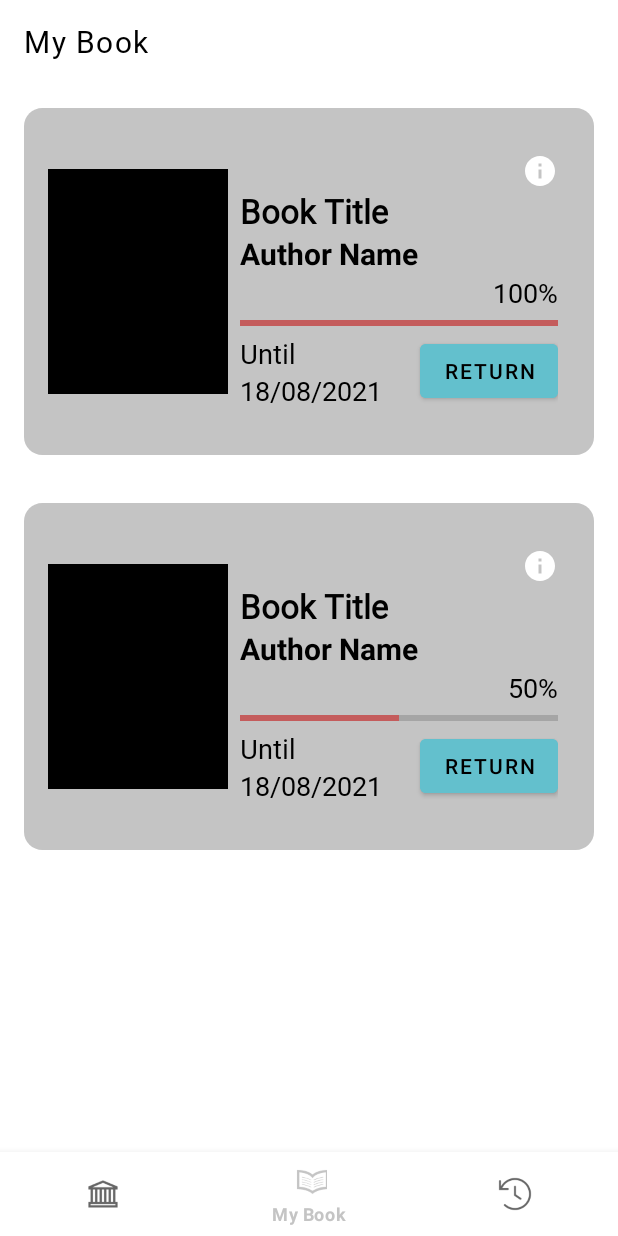
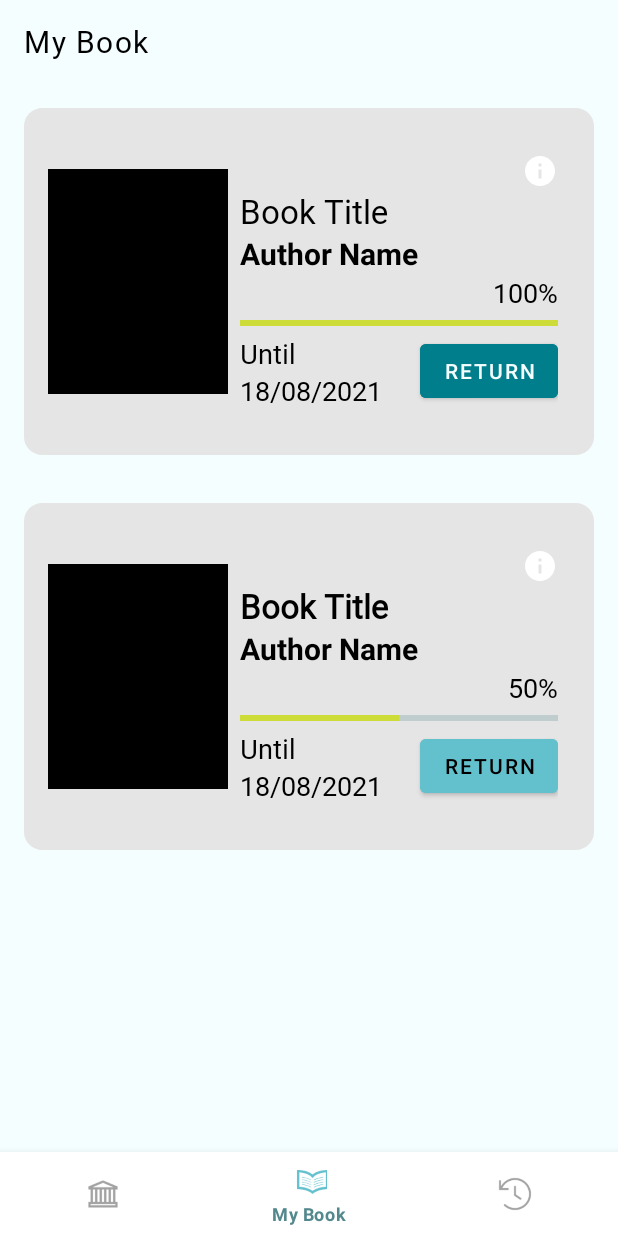
Before and after one commit to muhammadaqilp/EPerpusApp, an Android app: the MyBookFragment screen opened through its navigation route, on a phone screen of 412 x 824 dp. Run offline under Robolectric (Android 15) with nearby library versions, the phone set to English and light mode, and no system bars; our stand-ins replace navigation-ui; Roboto replaces fonts that are not available here; 1 statement that could not run was skipped.

Commit message:
mengubah color theme

```diff
--- /dev/null
+++ b/app/src/main/res/color/selector.xml
@@ -0,0 +1,9 @@
+<?xml version="1.0" encoding="utf-8"?>
+<selector xmlns:android="http://schemas.android.com/apk/res/android">
+
+    <item android:color="@color/c6"
+        android:state_checked="true"/>
+
+    <item android:color="@color/abu"/>
+
+</selector>
--- a/app/src/main/res/drawable/rectangle_1.xml
+++ b/app/src/main/res/drawable/rectangle_1.xml
@@ -16,7 +16,7 @@
 
         <path
             android:pathData="M0 0V231H370V0"
-            android:fillColor="#C4C4C4"
+            android:fillColor="@color/c2"
             />
 
     </group>
--- a/app/src/main/res/drawable/rectangle_4.xml
+++ b/app/src/main/res/drawable/rectangle_4.xml
@@ -16,7 +16,7 @@
 
         <path
             android:pathData="M0 0V29H137V0"
-            android:fillColor="#C4C4C4"
+            android:fillColor="@color/c4"
             />
 
     </group>
--- a/app/src/main/res/drawable/rectangle_5.xml
+++ b/app/src/main/res/drawable/rectangle_5.xml
@@ -16,7 +16,7 @@
 
         <path
             android:pathData="M0 0V218H186V0"
-            android:fillColor="#C4C4C4"
+            android:fillColor="#E5E5E5"
             />
 
     </group>
--- a/app/src/main/res/layout/activity_book_detail.xml
+++ b/app/src/main/res/layout/activity_book_detail.xml
@@ -124,7 +124,7 @@
                     android:fontFamily="@font/roboto"
                     android:gravity="left"
                     android:text="Detail"
-                    android:textColor="@color/black"
+                    android:textColor="@color/c8"
                     android:textSize="18sp"
                     android:textStyle="bold" />
 
@@ -216,7 +216,7 @@
                     android:fontFamily="@font/roboto"
                     android:gravity="left"
                     android:text="Summary"
-                    android:textColor="@color/black"
+                    android:textColor="@color/c8"
                     android:textSize="18sp"
                     android:textStyle="bold" />
 
--- a/app/src/main/res/layout/activity_main.xml
+++ b/app/src/main/res/layout/activity_main.xml
@@ -15,6 +15,7 @@
         android:background="?android:attr/windowBackground"
         android:layout_alignParentBottom="true"
         app:labelVisibilityMode="selected"
+        app:itemIconTint="@color/selector"
         app:menu="@menu/bottom_nav_menu" />
 
     <fragment
--- a/app/src/main/res/layout/fragment_history.xml
+++ b/app/src/main/res/layout/fragment_history.xml
@@ -1,6 +1,7 @@
 <?xml version="1.0" encoding="utf-8"?>
 <RelativeLayout xmlns:android="http://schemas.android.com/apk/res/android"
     xmlns:tools="http://schemas.android.com/tools"
+    android:background="@color/c1"
     android:layout_width="match_parent"
     android:layout_height="match_parent"
     tools:context=".Fragment.HistoryFragment">
--- a/app/src/main/res/layout/fragment_home.xml
+++ b/app/src/main/res/layout/fragment_home.xml
@@ -4,9 +4,11 @@
     xmlns:tools="http://schemas.android.com/tools"
     android:layout_width="match_parent"
     android:layout_height="match_parent"
+    android:background="@color/c1"
     tools:context=".Fragment.HomeFragment">
 
     <LinearLayout
+        android:background="@color/c8"
         android:id="@+id/bar"
         android:layout_width="match_parent"
         android:layout_height="wrap_content"
--- a/app/src/main/res/layout/fragment_my_book.xml
+++ b/app/src/main/res/layout/fragment_my_book.xml
@@ -1,6 +1,7 @@
 <?xml version="1.0" encoding="utf-8"?>
 <RelativeLayout xmlns:android="http://schemas.android.com/apk/res/android"
     xmlns:tools="http://schemas.android.com/tools"
+    android:background="@color/c1"
     android:layout_width="match_parent"
     android:layout_height="match_parent"
     tools:context=".Fragment.MyBookFragment">
--- a/app/src/main/res/layout/item_collection_book.xml
+++ b/app/src/main/res/layout/item_collection_book.xml
@@ -24,8 +24,7 @@
         android:textColor="@color/black"
         android:textSize="18sp"
         android:maxLines="4"
-        android:ellipsize="end"
-        android:textStyle="bold" />
+        android:ellipsize="end"/>
 
     <TextView
         android:id="@+id/bookAuthors"
@@ -34,7 +33,7 @@
         android:text="Book Authors"
         android:ellipsize="end"
         android:maxLines="2"
-        android:textColor="@color/black"
+        android:textColor="@color/c8"
         android:textSize="18sp" />
 
     <TextView
--- a/app/src/main/res/layout/item_history_book.xml
+++ b/app/src/main/res/layout/item_history_book.xml
@@ -30,8 +30,7 @@
                 android:fontFamily="@font/roboto"
                 android:text="Book Title"
                 android:textColor="@color/black"
-                android:textSize="22sp"
-                android:textStyle="bold" />
+                android:textSize="22sp" />
 
             <TextView
                 android:layout_width="match_parent"
@@ -57,7 +56,8 @@
                 android:layout_height="wrap_content"
                 android:max="100"
                 android:progress="78"
-                android:progressTint="#C45C5C" />
+                android:progressTint="@color/c10"
+                android:progressBackgroundTint="@color/c8"/>
 
             <LinearLayout
                 android:layout_width="match_parent"
--- a/app/src/main/res/layout/item_mybook_book.xml
+++ b/app/src/main/res/layout/item_mybook_book.xml
@@ -31,7 +31,6 @@
             android:text="Book Title"
             android:textColor="@color/black"
             android:fontFamily="@font/roboto"
-            android:textStyle="bold"
             android:textSize="22sp"/>
 
         <TextView
@@ -58,7 +57,8 @@
             style="@style/Widget.AppCompat.ProgressBar.Horizontal"
             android:max="100"
             android:progress="100"
-            android:progressTint="#C45C5C"/>
+            android:progressTint="@color/c10"
+            android:progressBackgroundTint="@color/c8"/>
 
         <RelativeLayout
             android:layout_width="match_parent"
@@ -92,8 +92,8 @@
                 android:layout_width="wrap_content"
                 android:layout_height="wrap_content"
                 android:text="Return"
-                android:textColor="@color/black"
-                android:backgroundTint="#63C0CD"
+                android:textColor="@color/c1"
+                android:backgroundTint="@color/c7"
                 android:layout_alignParentEnd="true"/>
 
         </RelativeLayout>
--- a/app/src/main/res/layout/item_mybook_book2.xml
+++ b/app/src/main/res/layout/item_mybook_book2.xml
@@ -58,7 +58,8 @@
             style="@style/Widget.AppCompat.ProgressBar.Horizontal"
             android:max="100"
             android:progress="50"
-            android:progressTint="#C45C5C"/>
+            android:progressTint="@color/c10"
+            android:progressBackgroundTint="@color/c8"/>
 
         <RelativeLayout
             android:layout_width="match_parent"
--- a/app/src/main/res/values/colors.xml
+++ b/app/src/main/res/values/colors.xml
@@ -7,4 +7,16 @@
     <color name="teal_700">#FF018786</color>
     <color name="black">#FF000000</color>
     <color name="white">#FFFFFFFF</color>
+    <color name="c1">#F4FEFF</color>
+    <color name="c2">#E5E5E5</color>
+    <color name="c3">#C0C0C0</color>
+    <color name="abu">#A2A2A2</color>
+    <color name="c4">#B2EBF2</color>
+    <color name="c6">#63C0CD</color>
+    <color name="c7">#007E8B</color>
+    <color name="c8">#53888D</color>
+    <color name="c9">#212121</color>
+    <color name="c10">#CDDC39</color>
+    <color name="c11">#FFFFA8</color>
+
 </resources>
--- a/app/src/main/res/values/themes.xml
+++ b/app/src/main/res/values/themes.xml
@@ -2,8 +2,8 @@
     <!-- Base application theme. -->
     <style name="Theme.EPerpusApp" parent="Theme.MaterialComponents.DayNight.NoActionBar">
         <!-- Primary brand color. -->
-        <item name="colorPrimary">#C4C4C4</item>
-        <item name="colorPrimaryVariant">#C4C4C4</item>
+        <item name="colorPrimary">@color/c8</item>
+        <item name="colorPrimaryVariant">@color/c8</item>
         <item name="colorOnPrimary">@color/white</item>
         <!-- Secondary brand color. -->
         <item name="colorSecondary">@color/teal_200</item>
@@ -33,12 +33,13 @@
         <item name="android:layout_width">wrap_content</item>
         <item name="android:layout_height">wrap_content</item>
         <item name="android:layout_marginRight">16dp</item>
-        <item name="android:textColor">@color/black</item>
+        <item name="android:textColor">@color/abu</item>
     </style>
     <style name="TextSpec.Value">
         <item name="android:layout_width">match_parent</item>
         <item name="android:layout_height">wrap_content</item>
         <item name="android:layout_weight">1</item>
+        <item name="android:textColor">@color/c9</item>
     </style>
 
     <style name="TextContent">
```
